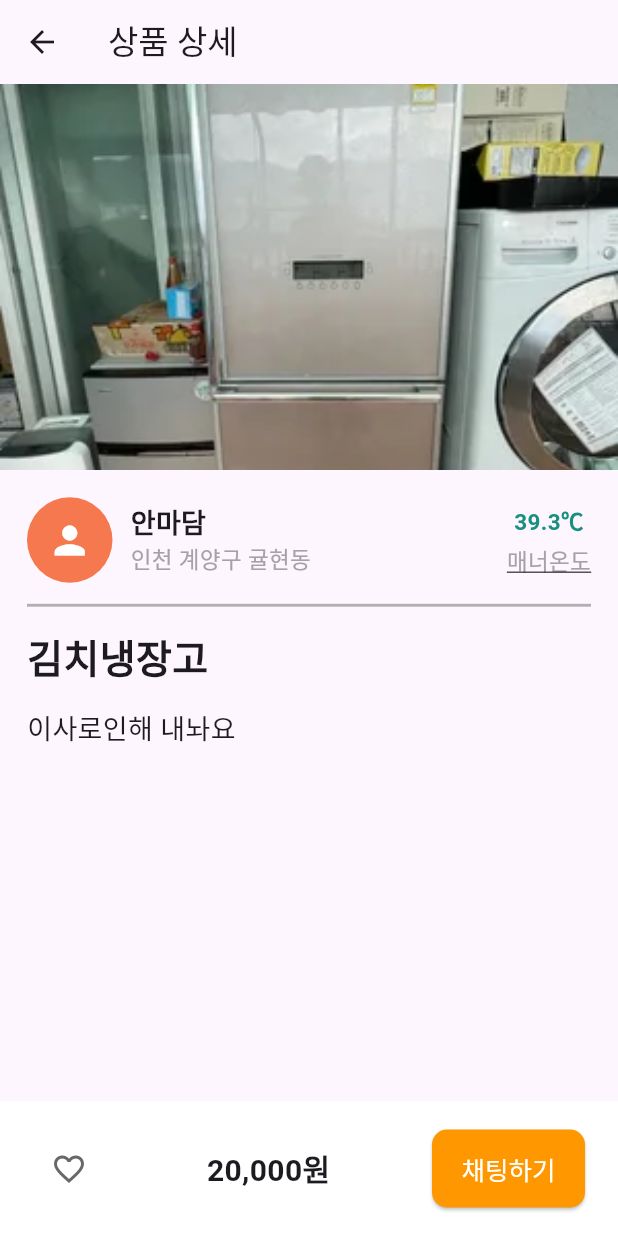
After one commit to daehan-lim/apple-market-app, a Flutter app: the screen it shows after launch, after a tap on "김치냉장고", on a phone screen of 412 x 824 dp. The commit adds this screen. Run offline on Flutter 3.47's test engine with Material 3 defaults, Android fonts, the phone set to English and light mode, and no system bars; our stand-ins replace flutter_riverpod.

Commit message:
feat(product-detail): implement product detail page with like functionality and seller information

```diff
--- a/lib/app/constants/app_colors.dart
+++ b/lib/app/constants/app_colors.dart
@@ -5,8 +5,14 @@ class AppColors {
   static const primary = Color(0xFFFF9800);
   static const appBarBg = Color(0xFFE9E2EF);
 
-  // User interface colors
+  // Home page colors
   static const secondaryText = Color(0xFFA6A0A7);
   static const likeInactive = Color(0xFF686868);
   static const likeActive = Color(0xFFFF3B30);
+
+  // Product details colors
+  static const background = Color(0xFFFEF6FE);
+  static const dividerColor = Color(0xFFB3AEB2);
+  static const profileAvatar = Color(0xFFF6784F);
+  static const temperatureText = Color(0xFF198F80);
 }
--- a/lib/app/constants/app_constants.dart
+++ b/lib/app/constants/app_constants.dart
@@ -1,16 +1,23 @@
 class AppConstants {
   // App configuration
   static const String appName = '르탄동';
-  static const String pageTitle = '상품 상세';
+  static const String detailPageTitle = '상품 상세';
 
   // UI dimensions
   static const double cornerRadius = 10;
   static const double itemImageSize = 117;
   static const double fabSize = 50;
+  static const double avatarRadius = 57;
 
   // Animation settings
   static const Duration fadeTransition = Duration(milliseconds: 300);
   static const Duration dataLoadDelay = Duration(seconds: 2);
+
+  // Temperature display
+  static const String tempValue = '39.3';
+  static const String tempUnit = '\u2103';
+  static const String tempLabel = '매너온도';
+
   // Asset paths
   static const String csvDataPath = 'assets/products.csv';
   static const String imageBasePath = 'assets/images/';
--- a/lib/app/theme.dart
+++ b/lib/app/theme.dart
@@ -17,9 +17,8 @@ class AppTheme {
           minimumSize: Size.zero,
           padding: EdgeInsets.zero,
           textStyle: const TextStyle(
-            color: Colors.white,
-            fontSize: 18,
-            fontWeight: FontWeight.bold,
+            fontSize: 17,
+            fontWeight: FontWeight.w500,
           ),
         ),
       ),
--- a/lib/core/utils/snackbar_util.dart
+++ b/lib/core/utils/snackbar_util.dart
@@ -7,7 +7,7 @@ class SnackbarUtil {
     messenger.showSnackBar(
       SnackBar(
         backgroundColor: Colors.black87,
-        content: Text(text, style: const TextStyle(color: Colors.white)),
+        content: Text(text, style: const TextStyle(color: Colors.white, fontSize: 16)),
         behavior: SnackBarBehavior.floating,
         showCloseIcon: true,
         duration: Duration(seconds: 2),
--- /dev/null
+++ b/lib/presentation/pages/detail/product_detail_page.dart
@@ -0,0 +1,82 @@
+import 'package:apple_market/presentation/pages/detail/widgets/product_bottom_section.dart';
+import 'package:apple_market/presentation/pages/detail/widgets/product_description.dart';
+import 'package:apple_market/presentation/pages/detail/widgets/seller_information.dart';
+import 'package:flutter/material.dart';
+import 'package:flutter_riverpod/flutter_riverpod.dart';
+
+import '../../../app/constants/app_colors.dart';
+import '../../../app/constants/app_constants.dart';
+import '../../../domain/entity/product.dart';
+import 'product_detail_view_model.dart';
+
+class ProductDetailPage extends ConsumerWidget {
+  const ProductDetailPage({super.key, required this.product});
+
+  final Product product;
+
+  @override
+  Widget build(BuildContext context, WidgetRef ref) {
+    final currentProduct = ref.watch(productDetailViewModelProvider(product));
+
+    return Scaffold(
+      backgroundColor: AppColors.background,
+      appBar: AppBar(
+        backgroundColor: Colors.transparent,
+        title: const Text(AppConstants.detailPageTitle),
+      ),
+      body: _buildPageContent(context, currentProduct),
+      bottomNavigationBar: ProductBottomSection(
+        productId: currentProduct.id,
+        isLiked: currentProduct.isLiked,
+        price: currentProduct.price,
+        onLikeToggle:
+            ref
+                .read(productDetailViewModelProvider(product).notifier)
+                .handleLikeToggle,
+      ),
+    );
+  }
+
+  Widget _buildPageContent(BuildContext context, Product product) {
+    return SizedBox.expand(
+      child: Column(
+        children: [
+          Expanded(
+            child: SingleChildScrollView(
+              child: Column(
+                crossAxisAlignment: CrossAxisAlignment.start,
+                children: [
+                  buildProductHeaderImage(
+                    context,
+                    imageFileName: product.imageFileName,
+                  ),
+                  SellerInformation(
+                    sellerName: product.seller,
+                    location: product.address,
+                  ),
+                  ProductDescription(
+                    title: product.name,
+                    content: product.description,
+                  ),
+                ],
+              ),
+            ),
+          ),
+        ],
+      ),
+    );
+  }
+
+  Widget buildProductHeaderImage(
+    BuildContext context, {
+    required String imageFileName,
+  }) {
+    return AspectRatio(
+      aspectRatio: 16 / 10,
+      child: Image.asset(
+        '${AppConstants.imageBasePath}$imageFileName.png',
+        fit: BoxFit.cover,
+      ),
+    );
+  }
+}
--- /dev/null
+++ b/lib/presentation/pages/detail/product_detail_view_model.dart
@@ -0,0 +1,23 @@
+import 'package:apple_market/presentation/pages/home/home_view_model.dart';
+import 'package:flutter_riverpod/flutter_riverpod.dart';
+
+import '../../../domain/entity/product.dart';
+
+class ProductDetailViewModel
+    extends AutoDisposeFamilyNotifier<Product, Product> {
+  @override
+  Product build(Product arg) {
+    return arg;
+  }
+
+  void handleLikeToggle() {
+    state = state.copyWith(isLiked: !state.isLiked);
+    // Update the main home state
+    ref.read(homeViewModelProvider.notifier).toggleProductLike(arg.id);
+  }
+}
+
+final productDetailViewModelProvider = NotifierProvider.autoDispose
+    .family<ProductDetailViewModel, Product, Product>(
+      ProductDetailViewModel.new,
+    );
--- /dev/null
+++ b/lib/presentation/pages/detail/widgets/product_bottom_section.dart
@@ -0,0 +1,69 @@
+import 'package:apple_market/core/utils/number_formatter.dart';
+import 'package:apple_market/core/utils/snackbar_util.dart';
+import 'package:flutter/material.dart';
+
+import '../../../../app/constants/app_colors.dart';
+
+class ProductBottomSection extends StatelessWidget {
+  final String productId;
+  final String price;
+  final bool isLiked;
+  final VoidCallback onLikeToggle;
+
+  const ProductBottomSection({
+    super.key,
+    required this.productId,
+    required this.price,
+    required this.isLiked,
+    required this.onLikeToggle,
+  });
+
+  @override
+  Widget build(BuildContext context) {
+    return Container(
+      color: Colors.white,
+      height: 90,
+      child: Padding(
+        padding: const EdgeInsets.symmetric(horizontal: 22),
+        child: Row(
+          mainAxisAlignment: MainAxisAlignment.spaceBetween,
+          children: [
+            _buildLikeButton(),
+            _buildPriceText(),
+            _buildChatButton(context),
+          ],
+        ),
+      ),
+    );
+  }
+
+  Widget _buildLikeButton() {
+    return IconButton(
+      onPressed: onLikeToggle,
+      icon: Icon(
+        isLiked ? Icons.favorite : Icons.favorite_border,
+        color: isLiked ? AppColors.likeActive : AppColors.likeInactive,
+      ),
+    );
+  }
+
+  Widget _buildPriceText() {
+    return Text(
+      NumberFormatter.formatKrw(int.parse(price)),
+      style: const TextStyle(fontSize: 20, fontWeight: FontWeight.bold),
+    );
+  }
+
+  Widget _buildChatButton(BuildContext context) {
+    return SizedBox(
+      height: 52,
+      width: 102,
+      child: ElevatedButton(
+        onPressed: () {
+          SnackbarUtil.showSnackBar(context, '채팅 기능은 현재 개발 중입니다.');
+        },
+        child: Text('채팅하기'),
+      ),
+    );
+  }
+}
--- /dev/null
+++ b/lib/presentation/pages/detail/widgets/product_description.dart
@@ -0,0 +1,30 @@
+import 'package:flutter/material.dart';
+
+class ProductDescription extends StatelessWidget {
+  final String title;
+  final String content;
+
+  const ProductDescription({
+    super.key,
+    required this.title,
+    required this.content,
+  });
+
+  @override
+  Widget build(BuildContext context) {
+    return Padding(
+      padding: const EdgeInsets.fromLTRB(18, 10, 18, 18),
+      child: Column(
+        crossAxisAlignment: CrossAxisAlignment.start,
+        children: [
+          Text(
+            title,
+            style: const TextStyle(fontSize: 26, fontWeight: FontWeight.bold),
+          ),
+          const SizedBox(height: 17),
+          Text(content, style: const TextStyle(fontSize: 18)),
+        ],
+      ),
+    );
+  }
+}
--- /dev/null
+++ b/lib/presentation/pages/detail/widgets/seller_information.dart
@@ -0,0 +1,99 @@
+import 'package:flutter/material.dart';
+
+import '../../../../app/constants/app_colors.dart';
+import '../../../../app/constants/app_constants.dart';
+
+class SellerInformation extends StatelessWidget {
+  final String sellerName;
+  final String location;
+
+  const SellerInformation({
+    super.key,
+    required this.sellerName,
+    required this.location,
+  });
+
+  @override
+  Widget build(BuildContext context) {
+    return Padding(
+      padding: const EdgeInsets.fromLTRB(18, 18, 18, 0),
+      child: Column(
+        children: [
+          Padding(
+            padding: const EdgeInsets.only(bottom: 10),
+            child: Row(
+              children: [
+                _buildSellerAvatar(),
+                const SizedBox(width: 12),
+                _buildSellerDetails(),
+                _buildTemperatureInfo(),
+              ],
+            ),
+          ),
+          const Divider(
+            color: AppColors.dividerColor,
+            thickness: 1.9,
+            height: 10,
+          ),
+        ],
+      ),
+    );
+  }
+
+  Widget _buildSellerAvatar() {
+    return Container(
+      width: AppConstants.avatarRadius,
+      height: AppConstants.avatarRadius,
+      decoration: const BoxDecoration(
+        color: AppColors.profileAvatar,
+        shape: BoxShape.circle,
+      ),
+      child: const Icon(Icons.person, size: 30, color: Colors.white),
+    );
+  }
+
+  Widget _buildSellerDetails() {
+    return Expanded(
+      child: Column(
+        crossAxisAlignment: CrossAxisAlignment.start,
+        children: [
+          Text(
+            sellerName,
+            style: const TextStyle(fontSize: 18, fontWeight: FontWeight.bold),
+          ),
+          Text(
+            location,
+            style: const TextStyle(
+              fontSize: 15,
+              color: AppColors.secondaryText,
+            ),
+          ),
+        ],
+      ),
+    );
+  }
+
+  Widget _buildTemperatureInfo() {
+    return Column(
+      children: [
+        Text(
+          '${AppConstants.tempValue}${AppConstants.tempUnit}',
+          style: const TextStyle(
+            fontSize: 15,
+            color: AppColors.temperatureText,
+            fontWeight: FontWeight.bold,
+          ),
+        ),
+        const SizedBox(height: 4),
+        const Text(
+          AppConstants.tempLabel,
+          style: TextStyle(
+            fontSize: 15,
+            color: AppColors.secondaryText,
+            decoration: TextDecoration.underline,
+          ),
+        ),
+      ],
+    );
+  }
+}
--- a/lib/presentation/pages/home/home_view_model.dart
+++ b/lib/presentation/pages/home/home_view_model.dart
@@ -52,9 +52,25 @@ class HomeViewModel extends Notifier<HomeState> {
     }
   }
 
+  void toggleProductLike(String productId) {
+    final index = state.items.indexWhere((product) => product.id == productId);
+    if (index != -1) {
+      final updatedItems = List<Product>.from(state.items);
+      updatedItems[index] = _updateProductLikeStatus(updatedItems[index]);
+      state = state.copyWith(items: updatedItems);
+    }
+  }
+
+  Product _updateProductLikeStatus(Product product) {
+    final newLikeStatus = !product.isLiked;
+    final newLikeCount =
+        newLikeStatus ? product.likeCount + 1 : product.likeCount - 1;
+    return product.copyWith(isLiked: newLikeStatus, likeCount: newLikeCount);
+  }
+
   void removeProduct(String productId) {
     final updatedItems =
-    state.items.where((product) => product.id != productId).toList();
+        state.items.where((product) => product.id != productId).toList();
     state = state.copyWith(items: updatedItems);
   }
 }
--- a/lib/presentation/pages/home/widgets/product_list_item.dart
+++ b/lib/presentation/pages/home/widgets/product_list_item.dart
@@ -8,6 +8,7 @@ import 'package:flutter_riverpod/flutter_riverpod.dart';
 import '../../../../app/constants/app_colors.dart';
 import '../../../../app/constants/app_constants.dart';
 import '../../../../domain/entity/product.dart';
+import '../../detail/product_detail_page.dart';
 
 class ProductListItem extends ConsumerWidget {
   final Product product;
@@ -22,12 +23,12 @@ class ProductListItem extends ConsumerWidget {
   }
 
   void _navigateToDetail(BuildContext context) {
-    // Navigator.push(
-    //   context,
-    //   MaterialPageRoute(
-    //     builder: (context) => ProductDetailPage(product: product),
-    //   ),
-    // );
+    Navigator.push(
+      context,
+      MaterialPageRoute(
+        builder: (context) => ProductDetailPage(product: product),
+      ),
+    );
   }
 
   @override
```
